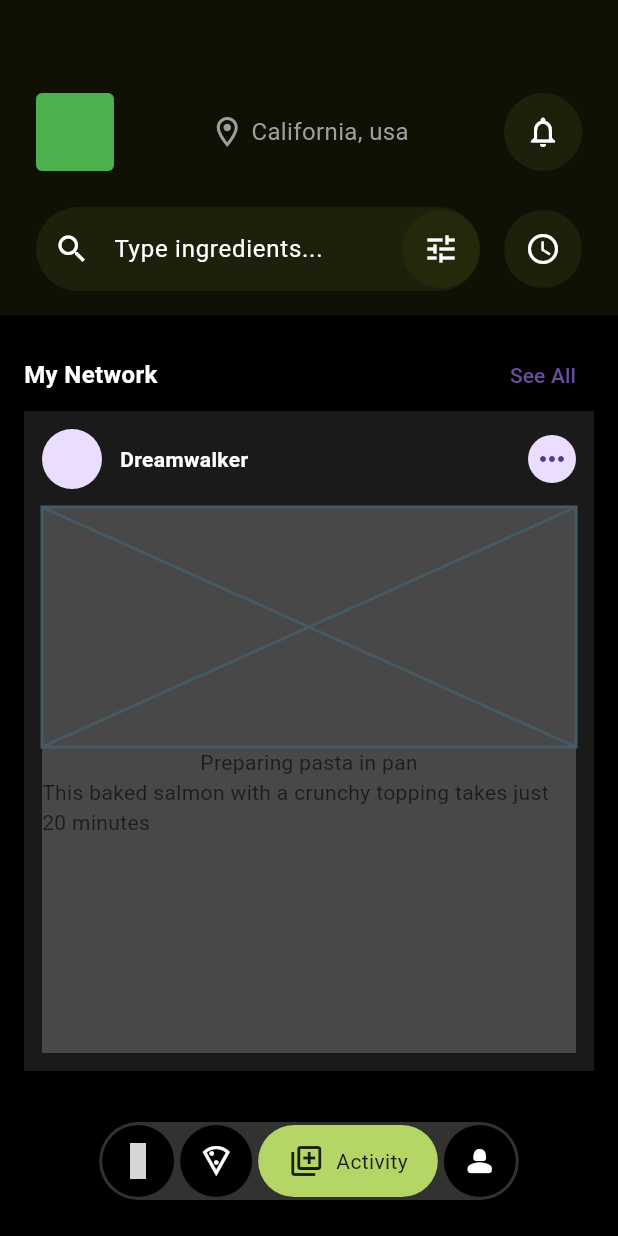
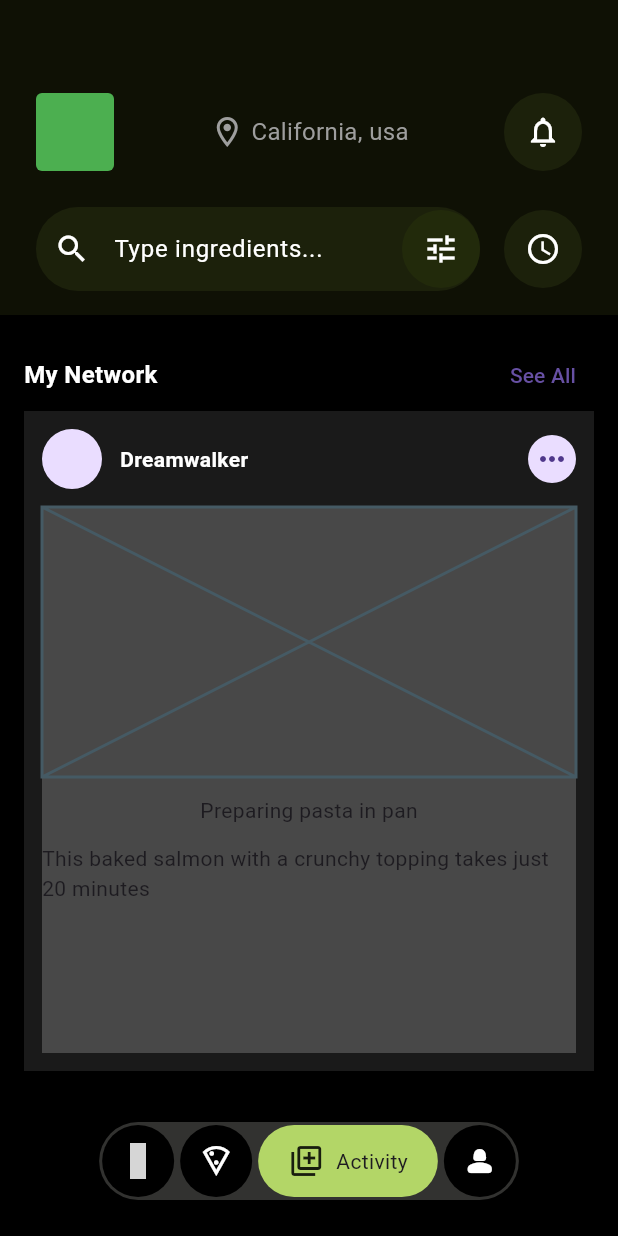
Before and after one commit to JAICHANGPARK/flutter_notebook_chapter_43, a Flutter app: the FoodOrderMainPage screen opened directly, item 3 of the bottom bar chosen, on a phone screen of 412 x 824 dp. Run offline on Flutter 3.47's test engine with Material 3 defaults, Android fonts, the phone set to English and light mode, and no system bars; our stand-ins replace gap, hugeicons, percent_indicator; network calls fail; grey boxes are pictures that could not be loaded.

Commit message:
Update food_order_activity_page.dart

```diff
--- a/lib/ep2393_food_order_app/ui/activity/food_order_activity_page.dart
+++ b/lib/ep2393_food_order_app/ui/activity/food_order_activity_page.dart
@@ -64,9 +64,11 @@ class _FoodOrderActivityPageState extends State<FoodOrderActivityPage> {
                     decoration: BoxDecoration(
                       color: Colors.white.withValues(alpha: .2),
                     ),
-                    child: Column(children: [
+                    child: Column(
+                        spacing: 12,
+                        children: [
                       Container(
-                        height: 160,
+                        height: 180,
                         child: Placeholder(),
                       ),
                       Text("Preparing pasta in pan"),
```
